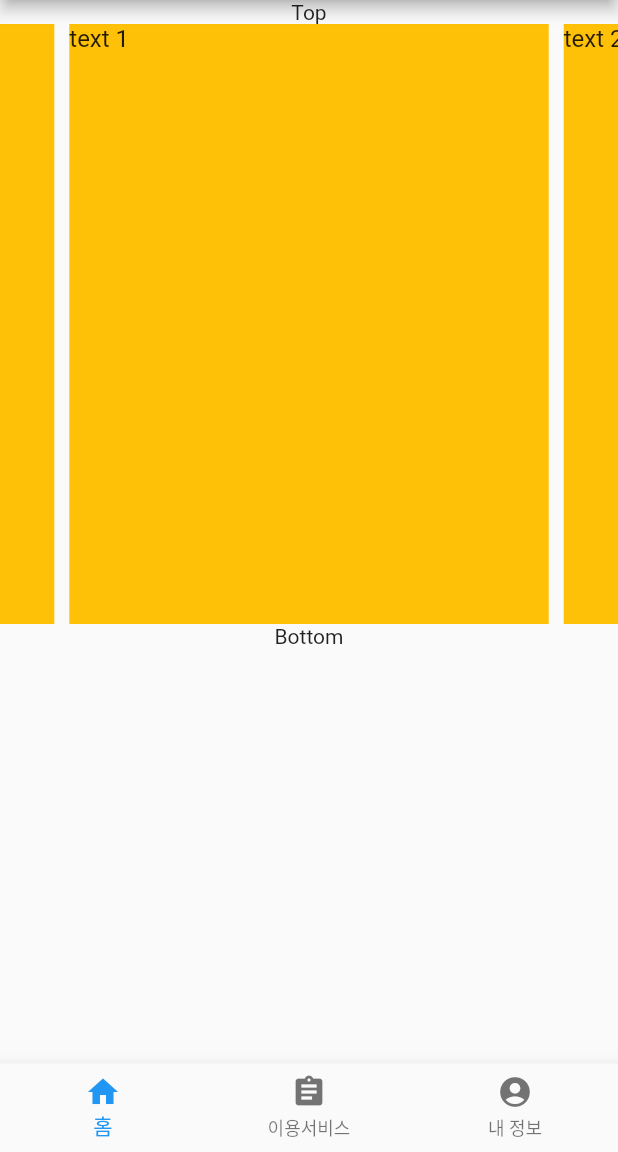
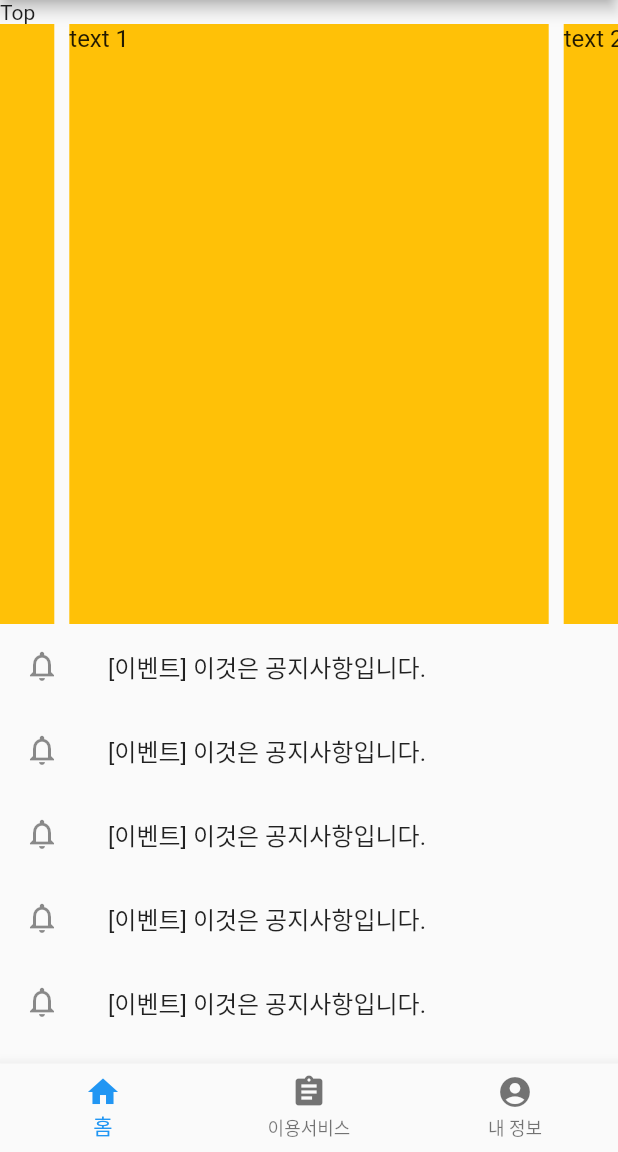
Before and after one commit to teddyhong182/superbox_study_flutter, a Flutter app: the screen it shows after launch, on a phone screen of 412 x 824 dp, the part 84-1236 px from its top. Run offline on Flutter 3.47's test engine with Material 2 defaults, Android fonts, the phone set to English and light mode, and no system bars; drawn by our look-alikes of carousel_slider.

Commit message:
STEP 7 하단 UI 공사중 마크 대처

```diff
--- a/lib/main.dart
+++ b/lib/main.dart
@@ -90,7 +90,7 @@ class Page1 extends StatelessWidget {
 
   @override
   Widget build(BuildContext context) {
-    return Column(
+    return ListView(
       children: <Widget>[
         _buildTop(),
         _buildMiddle(),
@@ -129,7 +129,18 @@ class Page1 extends StatelessWidget {
   }
 
   Widget _buildBottom() {
-    return Text('Bottom');
+    final items = List.generate(10, (index) {
+      return ListTile(
+        leading: Icon(Icons.notifications_none),
+        title: Text('[이벤트] 이것은 공지사항입니다.'),
+      );
+    });
+
+    return ListView(
+      physics: NeverScrollableScrollPhysics(),  // 이 리스트의 스크롤 동작 금지
+      shrinkWrap: true, // 이 리스트가 다른 스크롤 객체 안에 있다면 true로 설정해야 함
+      children: items,
+    );
   }
 }
 
```
